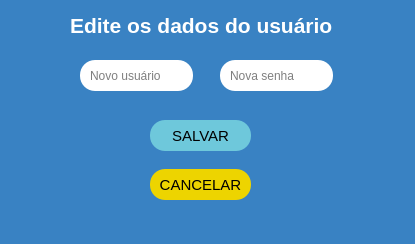
Old version of the form interfaces/tela_editar.ui in the repository ipedromotta/login-desktop.
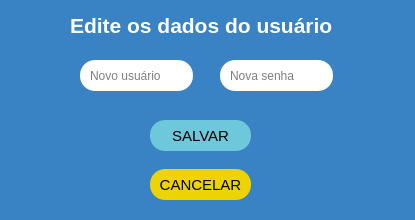
New version of the form.

```diff
--- a/interfaces/tela_editar.ui
+++ b/interfaces/tela_editar.ui
@@ -7,9 +7,21 @@
     <x>0</x>
     <y>0</y>
     <width>415</width>
-    <height>244</height>
+    <height>220</height>
    </rect>
   </property>
+  <property name="minimumSize">
+   <size>
+    <width>415</width>
+    <height>220</height>
+   </size>
+  </property>
+  <property name="maximumSize">
+   <size>
+    <width>415</width>
+    <height>220</height>
+   </size>
+  </property>
   <property name="windowTitle">
    <string>MainWindow</string>
   </property>
@@ -127,17 +139,6 @@
     </property>
    </widget>
   </widget>
-  <widget class="QMenuBar" name="menubar">
-   <property name="geometry">
-    <rect>
-     <x>0</x>
-     <y>0</y>
-     <width>415</width>
-     <height>21</height>
-    </rect>
-   </property>
-  </widget>
-  <widget class="QStatusBar" name="statusbar"/>
  </widget>
  <resources/>
  <connections/>
```
Left out of the diff: 14 changed lines with no effect on the pictures.
